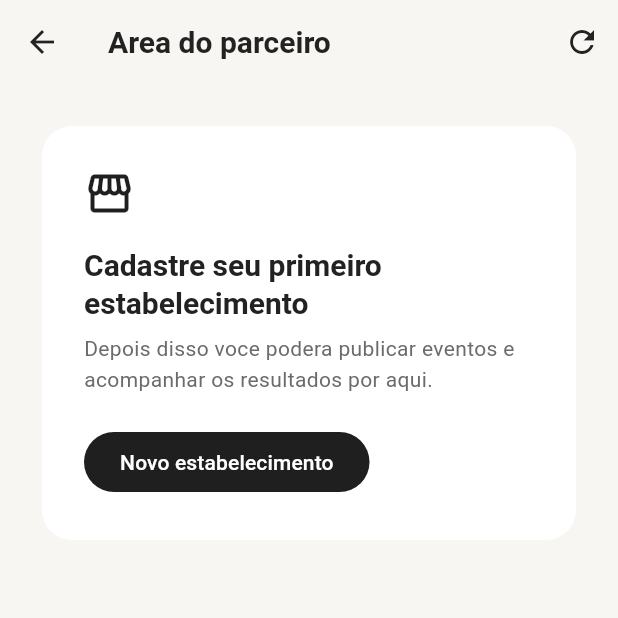
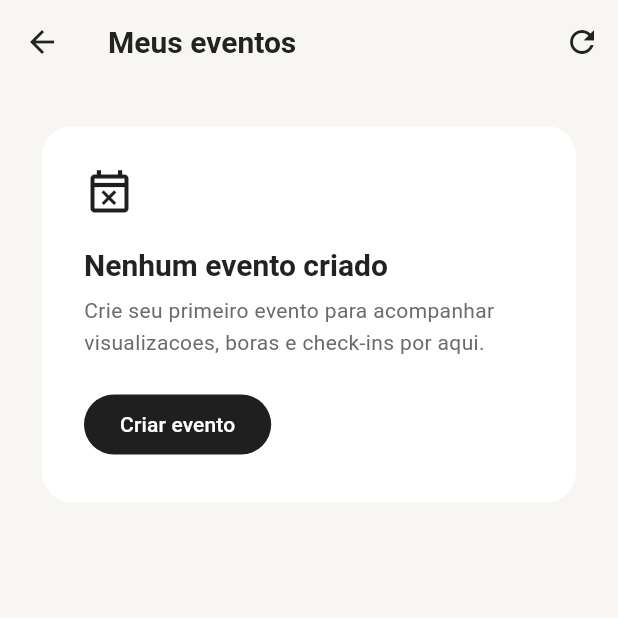
Before and after one commit to marysoarez/entao_bora, a Flutter app: the PartnerDashboardPage screen opened by its route, on a phone screen of 412 x 824 dp, the top half of it. Run offline on Flutter 3.47's test engine with Material 3 defaults, Android fonts, the light colour scheme and no system bars; our stand-ins replace cloud_firestore, dartz, firebase_auth, firebase_core, flutter_image_compress, flutter_mobx and 7 more; accounts and stored records are empty; generated files the repository leaves out were written again.

Commit message:
feature: event dashboard

```diff
--- a/lib/feature/events/presentation/pages/create_event_page.dart
+++ b/lib/feature/events/presentation/pages/create_event_page.dart
@@ -55,6 +55,8 @@ class _CreateEventPageState extends State<CreateEventPage> {
           vm.setPlace(places[index]);
         }
       }
+    } else {
+      useRegisteredPlace = false;
     }
 
     if (mounted) {
--- a/lib/feature/partner_dashboard/presentation/partner_dashboard_page.dart
+++ b/lib/feature/partner_dashboard/presentation/partner_dashboard_page.dart
@@ -175,12 +175,9 @@ class _PartnerDashboardPageState extends State<PartnerDashboardPage> {
   }
 
   Future<void> openCreateEvent() async {
-    final place = selectedPlace;
-    if (place == null) return;
-
     final created = await Modular.to.pushNamed(
       '/events/create',
-      arguments: place,
+      arguments: selectedPlace,
     );
 
     if (created == true) {
@@ -193,7 +190,7 @@ class _PartnerDashboardPageState extends State<PartnerDashboardPage> {
     return Scaffold(
       backgroundColor: AppTheme.background,
       appBar: AppBar(
-        title: const Text('Area do parceiro'),
+        title: const Text('Meus eventos'),
         actions: [
           IconButton(
             tooltip: 'Atualizar',
@@ -227,14 +224,14 @@ class _PartnerDashboardPageState extends State<PartnerDashboardPage> {
       );
     }
 
-    if (places.isEmpty) {
+    if (places.isEmpty && events.isEmpty) {
       return _EmptyState(
-        icon: Icons.storefront_outlined,
-        title: 'Cadastre seu primeiro estabelecimento',
+        icon: Icons.event_busy_outlined,
+        title: 'Nenhum evento criado',
         message:
-            'Depois disso voce podera publicar eventos e acompanhar os resultados por aqui.',
-        actionLabel: 'Novo estabelecimento',
-        onAction: openCreatePlace,
+            'Crie seu primeiro evento para acompanhar visualizacoes, boras e check-ins por aqui.',
+        actionLabel: 'Criar evento',
+        onAction: openCreateEvent,
       );
     }
 
@@ -246,9 +243,12 @@ class _PartnerDashboardPageState extends State<PartnerDashboardPage> {
           const SizedBox(height: 16),
           _InlineError(message: error!),
         ],
-        const SizedBox(height: 24),
-        _buildPlaceSelector(),
-        const SizedBox(height: 32),
+        if (places.isNotEmpty) ...[
+          const SizedBox(height: 24),
+          _buildPlaceSelector(),
+          const SizedBox(height: 32),
+        ] else
+          const SizedBox(height: 24),
         _buildSectionTitle('Resumo'),
         const SizedBox(height: 16),
         _buildMetrics(),
@@ -277,7 +277,7 @@ class _PartnerDashboardPageState extends State<PartnerDashboardPage> {
               ),
               const SizedBox(height: 6),
               Text(
-                'Gerencie seus estabelecimentos e acompanhe os eventos publicados.',
+                'Acompanhe os eventos que voce criou e veja os resultados publicados.',
                 style: Theme.of(context).textTheme.bodyMedium,
               ),
             ],
@@ -291,7 +291,7 @@ class _PartnerDashboardPageState extends State<PartnerDashboardPage> {
         OutlinedButton.icon(
           onPressed: openCreatePlace,
           icon: const Icon(Icons.add_business_outlined),
-          label: const Text('Novo estabelecimento'),
+          label: const Text('Novo local'),
         ),
       ],
     );
@@ -414,7 +414,8 @@ class _PartnerDashboardPageState extends State<PartnerDashboardPage> {
       return _EmptyState(
         icon: Icons.event_busy_outlined,
         title: 'Nenhum evento futuro',
-        message: 'Publique o proximo evento deste estabelecimento.',
+        message:
+            'Publique o proximo evento para acompanhar os resultados por aqui.',
         actionLabel: 'Criar evento',
         onAction: openCreateEvent,
       );
--- a/lib/shared/widgets/drawer_widget.dart
+++ b/lib/shared/widgets/drawer_widget.dart
@@ -49,8 +49,8 @@ class _AppDrawerState extends State<AppDrawer> {
                       ),
                       _drawerItem(
                         context,
-                        icon: Icons.dashboard_outlined,
-                        title: 'Area do parceiro',
+                        icon: Icons.event_note_outlined,
+                        title: 'Meus eventos',
                         onTap: () => _openPartnerArea(context),
                       ),
                       _drawerItem(
```
Also changed, not shown: lib/feature/events/presentation/viewmodels/event_details_viewmodel.dart (+16 -0 lines).
